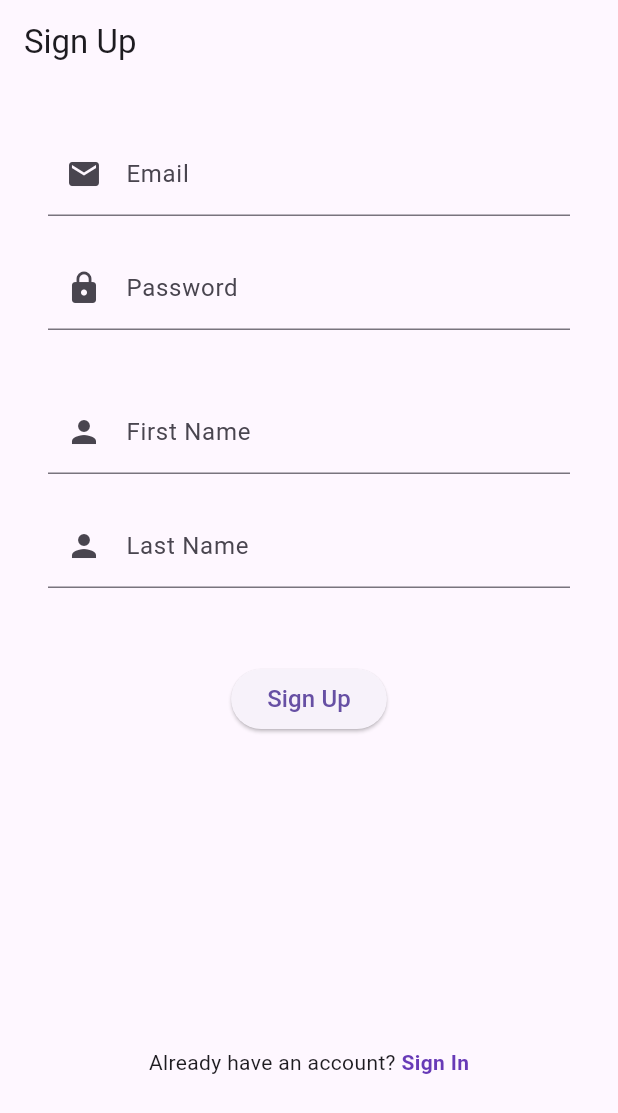
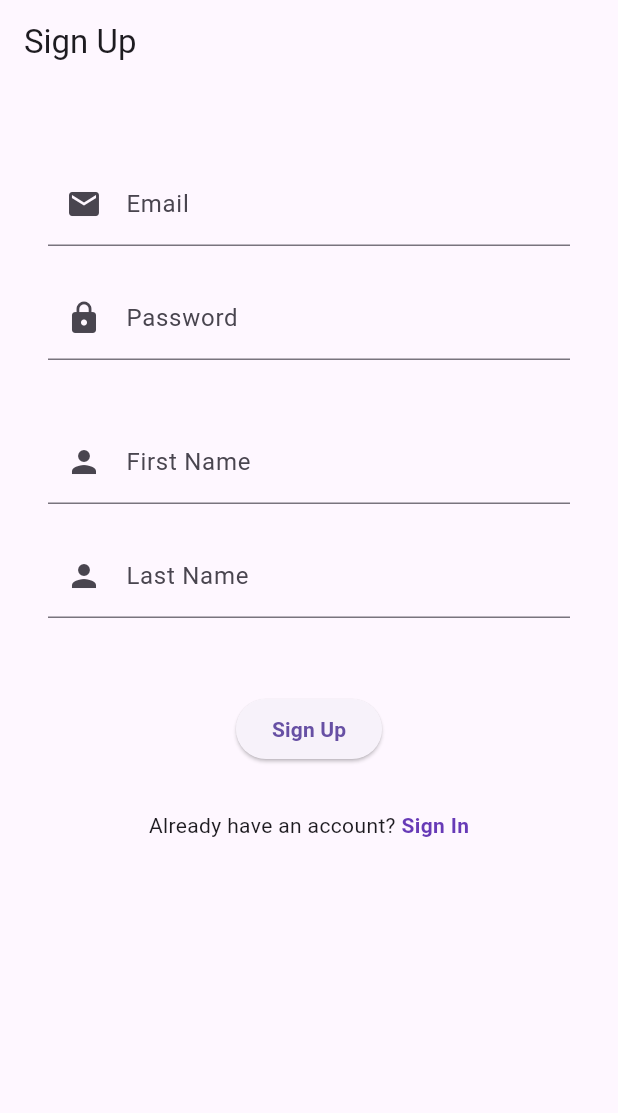
Before and after one commit to souleimaneelqodsi/eventura, a Flutter app: the screen it shows after launch, on a phone screen of 412 x 824 dp. Shown: the top 1113 px of the screen. Run offline on Flutter 3.47's test engine with Material 3 defaults, Android fonts, the phone set to English and light mode, and no system bars; our stand-ins replace flutter_dotenv, logger, supabase_flutter; accounts and stored records are empty.

Commit message:
Fixed and improved the UI. Added screen rotation blocking. Changed error when opening an event with inexistent id. There is an error with how AuthService.signUp() creates a user in the database or even within createUser(): practically all the time it returns a pkey violation error message from the database.

```diff
--- a/lib/core/services/auth_service.dart
+++ b/lib/core/services/auth_service.dart
@@ -158,10 +158,10 @@ class AuthService {
         );
       }
     } on AuthException catch (error) {
-      logger.e("Auth Error while logging in the user.");
+      logger.e("Auth Error while logging in the user.", error:error);
       throw Exception(error.message);
     } catch (error) {
-      logger.e("Unknown error during log in.");
+      logger.e("Unknown error during log in.", error:error);
       throw Exception("Failed to login: ${error.toString()}");
     }
   }
--- a/lib/core/viewmodels/auth/signup_viewmodel.dart
+++ b/lib/core/viewmodels/auth/signup_viewmodel.dart
@@ -7,7 +7,8 @@ class SignupViewmodel extends BaseViewmodel {
 
   SignupViewmodel({required this.authService});
 
-  Future<void> signUp(BuildContext context,{
+  Future<void> signUp(
+    BuildContext context, {
     required String email,
     required String password,
     String? firstName,
--- a/lib/ui/views/auth/reset_password_view.dart
+++ b/lib/ui/views/auth/reset_password_view.dart
@@ -5,7 +5,9 @@ class ResetPasswordView extends StatelessWidget{
 
   @override
   Widget build(BuildContext context) {
-    // TODO: implement build
-    throw UnimplementedError();
+    return Scaffold(
+      appBar: AppBar(title: Text("Reset your password"),),
+      body: Container(),
+    );
   }
 }
--- a/lib/ui/views/auth/signup_view.dart
+++ b/lib/ui/views/auth/signup_view.dart
@@ -15,41 +15,33 @@ class SignupView extends StatelessWidget {
 
   @override
   Widget build(BuildContext context) {
-    return GestureDetector(
-      onTap: () => FocusManager.instance.primaryFocus?.unfocus(),
-      child: Scaffold(
+    return Scaffold(
       appBar: AppBar(title: const Text('Sign Up')),
       body: Consumer<SignupViewmodel>(
-          builder: (context, vmodel, child) {
-            return SingleChildScrollView(
-              child: Padding(
-                padding: const EdgeInsets.all(24.0),
+        builder: (context, viewModel, _) {
+          return Padding(
+            padding: const EdgeInsets.all(32.0),
+            child: SingleChildScrollView(
               child: Column(
-                  mainAxisAlignment: MainAxisAlignment.spaceEvenly,
+                crossAxisAlignment: CrossAxisAlignment.stretch,
                 children: [
-                    SizedBox(
-                      height: MediaQuery.of(context).size.height * 0.75,
-                      child: Padding(
-                        padding: EdgeInsets.all(8.0),
-                        child: Column(
-                          children: [
+                  const SizedBox(height: 20),
                   TextField(
                     controller: _emailController,
+                    keyboardType: TextInputType.emailAddress,
                     textCapitalization: TextCapitalization.none,
                     autocorrect: false,
                     decoration: InputDecoration(
                       labelText: 'Email',
                       prefixIcon: const Icon(Icons.email),
                       errorText:
-                                    vmodel.hasError
-                                        ? (vmodel.errorMessage!
+                          viewModel.hasError &&
+                                  viewModel.errorMessage!
                                       .toLowerCase()
                                       .contains("email")
-                                            ? vmodel.errorMessage
-                                            : "")
+                              ? viewModel.errorMessage
                               : null,
                     ),
-                              keyboardType: TextInputType.emailAddress,
                   ),
                   const SizedBox(height: 20),
                   TextField(
@@ -57,14 +49,13 @@ class SignupView extends StatelessWidget {
                     obscureText: true,
                     decoration: InputDecoration(
                       labelText: 'Password',
-                                prefixIcon: Icon(Icons.lock),
+                      prefixIcon: const Icon(Icons.lock),
                       errorText:
-                                    vmodel.hasError
-                                        ? (vmodel.errorMessage!
+                          viewModel.hasError &&
+                                  viewModel.errorMessage!
                                       .toLowerCase()
                                       .contains("password")
-                                            ? vmodel.errorMessage
-                                            : "")
+                              ? viewModel.errorMessage
                               : null,
                     ),
                   ),
@@ -84,101 +75,50 @@ class SignupView extends StatelessWidget {
                       prefixIcon: Icon(Icons.person),
                     ),
                   ),
-                            const SizedBox(height:50),
-                            ElevatedButton(
+                  const SizedBox(height: 50),
+                  Center(
+                    child: ElevatedButton(
                       onPressed:
-                                  vmodel.isBusy
+                          viewModel.isBusy
                               ? null
                               : () async {
-                                        await vmodel.signUp(
+                                await viewModel.signUp(
                                   context,
                                   email: _emailController.text.trim(),
                                   password: _passwordController.text,
                                   firstName: _firstNameController.text,
                                   lastName: _lastNameController.text,
                                 );
-                                        if (!vmodel.hasError) {
-                                          var dialog =
-                                              Platform.isIOS
-                                                  ? CupertinoAlertDialog(
-                                                    title: Text(
-                                                      "Email confirmation",
-                                                    ),
-                                                    content: Text(
-                                                      "Please confirm your email using the link we've sent you. You're going to be redirected to the sign in page.",
-                                                    ),
-                                                    actions: [
-                                                      CupertinoDialogAction(
-                                                        child: Text("OK"),
-                                                        onPressed:
-                                                            () =>
-                                                                Navigator.pushReplacementNamed(
-                                                                  context,
-                                                                  "/login",
-                                                                ),
-                                                      ),
-                                                    ],
-                                                  )
-                                                  : AlertDialog(
-                                                    title: Text(
-                                                      "Email confirmation",
-                                                    ),
-                                                    content: Text(
-                                                      "Please confirm your email using the link we've sent you. You're going to be redirected to the sign in page.",
-                                                    ),
-                                                    actions: [
-                                                      ElevatedButton(
-                                                        child: Text("OK"),
-                                                        onPressed:
-                                                            () =>
-                                                                Navigator.pushReplacementNamed(
-                                                                  context,
-                                                                  "/login",
-                                                                ),
-                                                      ),
-                                                    ],
-                                                  );
-                                          if (context.mounted) {
-                                            Platform.isAndroid
-                                                ? showDialog(
-                                                  context: context,
-                                                  builder: (_) => dialog,
-                                                  barrierDismissible: false,
-                                                )
-                                                : showCupertinoDialog(
-                                                  context: context,
-                                                  builder: (_) => dialog,
-                                                );
-                                          }
+                                if (!viewModel.hasError && context.mounted) {
+                                  _showConfirmationDialog(context);
                                 }
                               },
                       child:
-                                  vmodel.isBusy
+                          viewModel.isBusy
                               ? const CircularProgressIndicator()
                               : const Text(
-                                        "Sign Up",
-                                        style: TextStyle(fontSize: 16),
-                                      ),
-                            ),
-                          ],
+                                'Sign Up',
+                                style: TextStyle(fontWeight: FontWeight.bold),
                               ),
                     ),
                   ),
-                    if (vmodel.hasError &&
-                        !vmodel.errorMessage!.toLowerCase().contains(
+                  if (viewModel.hasError &&
+                      !viewModel.errorMessage!.toLowerCase().contains(
                         RegExp("password|email"),
                       ))
-                      SizedBox(
-                        height: MediaQuery.of(context).size.height * 0.05,
+                    Padding(
+                      padding: const EdgeInsets.only(top: 20.0),
                       child: Text(
-                          'Error: ${vmodel.errorMessage}',
+                        'Error: ${viewModel.errorMessage}',
                         style: const TextStyle(color: Colors.red),
                       ),
                     ),
-                    Text.rich(
+                  const SizedBox(height: 30),
+                  Center(
+                    child: Text.rich(
                       TextSpan(
                         text: "Already have an account? ",
-                        children: <TextSpan>[
+                        children: [
                           TextSpan(
                             text: "Sign In",
                             style: const TextStyle(
@@ -187,14 +127,14 @@ class SignupView extends StatelessWidget {
                             ),
                             recognizer:
                                 TapGestureRecognizer()
-                                  ..onTap = () {
-                                    Navigator.pushReplacementNamed(
+                                  ..onTap =
+                                      () => Navigator.pushReplacementNamed(
                                         context,
                                         "/login",
-                                    );
-                                  },
+                                      ),
                           ),
                         ],
+                      ),
                     ),
                   ),
                 ],
@@ -203,7 +143,45 @@ class SignupView extends StatelessWidget {
           );
         },
       ),
-      ),
     );
   }
+
+  void _showConfirmationDialog(BuildContext context) {
+    final dialog =
+        Platform.isIOS
+            ? CupertinoAlertDialog(
+              title: const Text("Email confirmation"),
+              content: const Text(
+                "Please confirm your email using the link we've sent you. You're going to be redirected to the sign in page.",
+              ),
+              actions: [
+                CupertinoDialogAction(
+                  child: const Text("OK"),
+                  onPressed:
+                      () => Navigator.pushReplacementNamed(context, "/login"),
+                ),
+              ],
+            )
+            : AlertDialog(
+              title: const Text("Email confirmation"),
+              content: const Text(
+                "Please confirm your email using the link we've sent you. You're going to be redirected to the sign in page.",
+              ),
+              actions: [
+                ElevatedButton(
+                  child: const Text("OK"),
+                  onPressed:
+                      () => Navigator.pushReplacementNamed(context, "/login"),
+                ),
+              ],
+            );
+
+    Platform.isAndroid
+        ? showDialog(
+          context: context,
+          builder: (_) => dialog,
+          barrierDismissible: false,
+        )
+        : showCupertinoDialog(context: context, builder: (_) => dialog);
   }
+}
```
Also changed, not shown: lib/core/services/event_service.dart (+5 -5 lines), lib/core/viewmodels/auth/login_viewmodel.dart (+0 -14 lines), lib/main.dart (+21 -17 lines), lib/ui/views/auth/login_view.dart (+38 -64 lines). Lines whose indentation alone changed are shown as unchanged.
